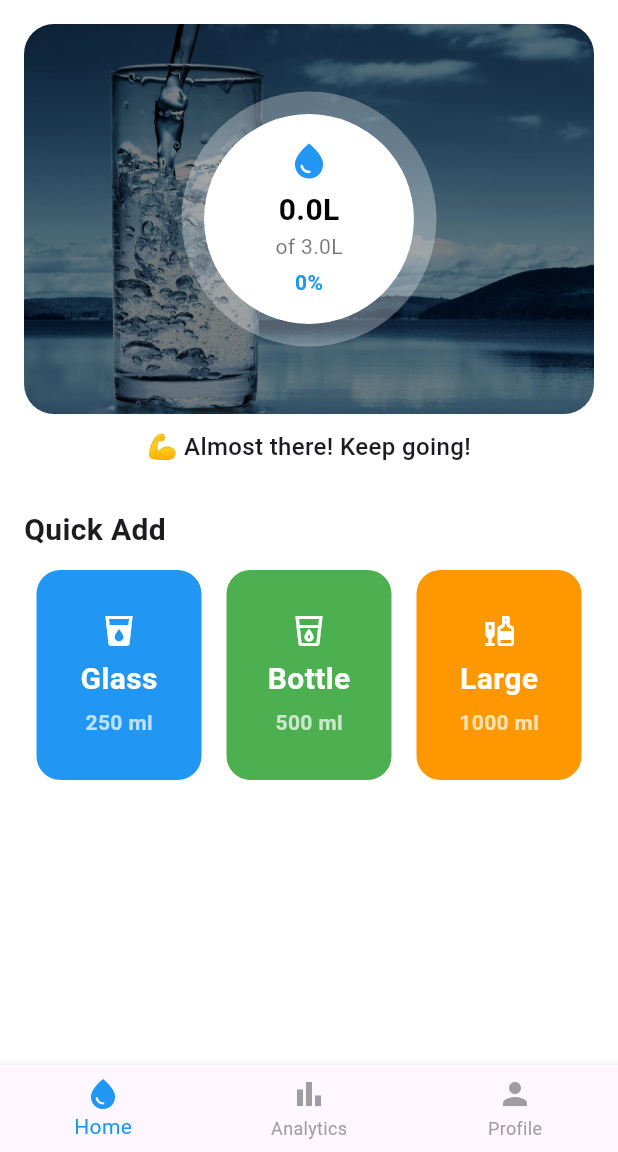
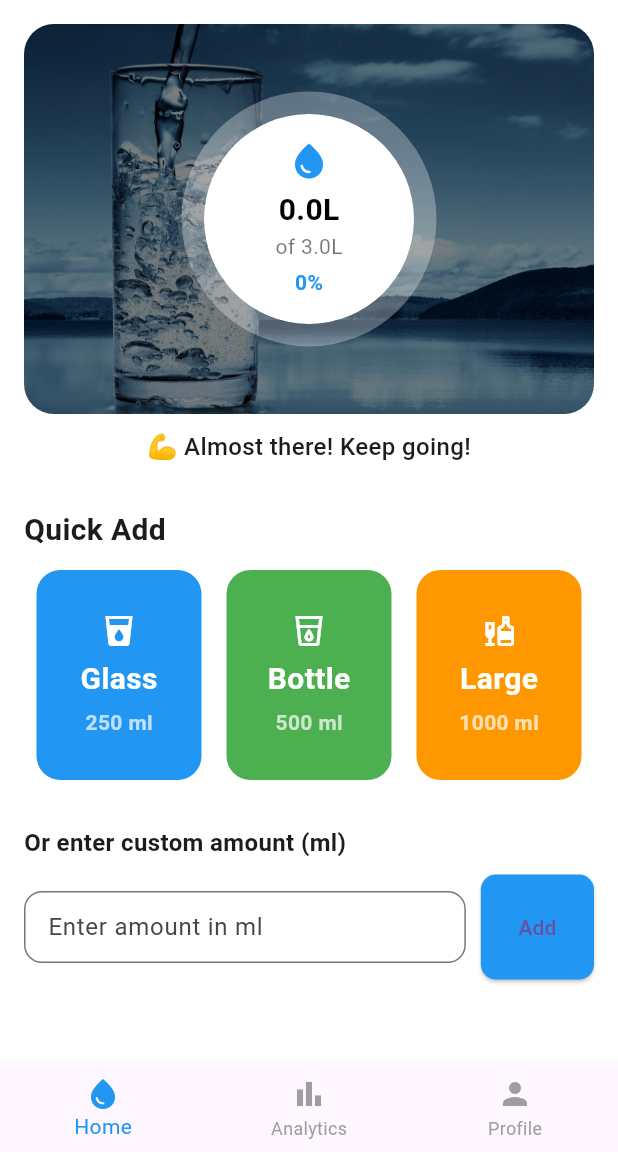
Before and after one commit to 2211844655/flutterprojact, a Flutter app: the screen it shows after launch, on a phone screen of 412 x 824 dp, the part 84-1236 px from its top. Run offline on Flutter 3.47's test engine with Material 3 defaults, Android fonts, the phone set to English and light mode, and no system bars; drawn by our look-alikes of percent_indicator; our stand-ins replace flutter_local_notifications, timezone.

Commit message:
add custom

```diff
--- a/lib/main.dart
+++ b/lib/main.dart
@@ -67,7 +67,17 @@ class _HomeScreenState extends State<HomeScreen> {
   double goal = 3.0;
   bool goalReachedNotified = false;
 
+  TextEditingController _customController = TextEditingController();
+
+
   void addWater(double amount) {
+
+    @override
+    void dispose() {
+      _customController.dispose();
+      super.dispose();
+    }
+
     setState(() {
       currentWater += amount;
       double progress = (currentWater / goal).clamp(0, 1);
@@ -193,7 +203,49 @@ class _HomeScreenState extends State<HomeScreen> {
                 drinkCard('Bottle', 500, Colors.green, Icons.local_drink_outlined, () => addWater(0.5)),
                 drinkCard('Large', 1000, Colors.orange, Icons.liquor, () => addWater(1.0)),
               ],
-            )
+            ),
+
+            SizedBox(height: 30),
+            Text('Or enter custom amount (ml)', style: TextStyle(fontSize: 16, fontWeight: FontWeight.w600)),
+            SizedBox(height: 10),
+            Row(
+              children: [
+                Expanded(
+                  child: TextField(
+                    controller: _customController,
+                    keyboardType: TextInputType.number,
+                    decoration: InputDecoration(
+                      hintText: 'Enter amount in ml',
+                      border: OutlineInputBorder(borderRadius: BorderRadius.circular(12)),
+                      contentPadding: EdgeInsets.symmetric(horizontal: 12, vertical: 8),
+                    ),
+                  ),
+                ),
+                SizedBox(width: 10),
+                ElevatedButton(
+                  onPressed: () {
+                    if (_customController.text.isNotEmpty) {
+                      double? value = double.tryParse(_customController.text);
+                      if (value != null && value > 0) {
+                        addWater(value / 1000); // نحوله من ml إلى L
+                        _customController.clear();
+                      } else {
+                        ScaffoldMessenger.of(context).showSnackBar(
+                          SnackBar(content: Text('Please enter a valid number')),
+                        );
+                      }
+                    }
+                  },
+                  child: Text('Add'),
+                  style: ElevatedButton.styleFrom(
+                    padding: EdgeInsets.symmetric(horizontal: 25, vertical: 25),
+                    shape: RoundedRectangleBorder(borderRadius: BorderRadius.circular(10)),
+                    backgroundColor: Colors.blue,
+                  ),
+                ),
+              ],
+            ),
+
           ],
         ),
       ),
```
Also changed, not shown: lib/analytics_screen.dart (+41 -60 lines).
